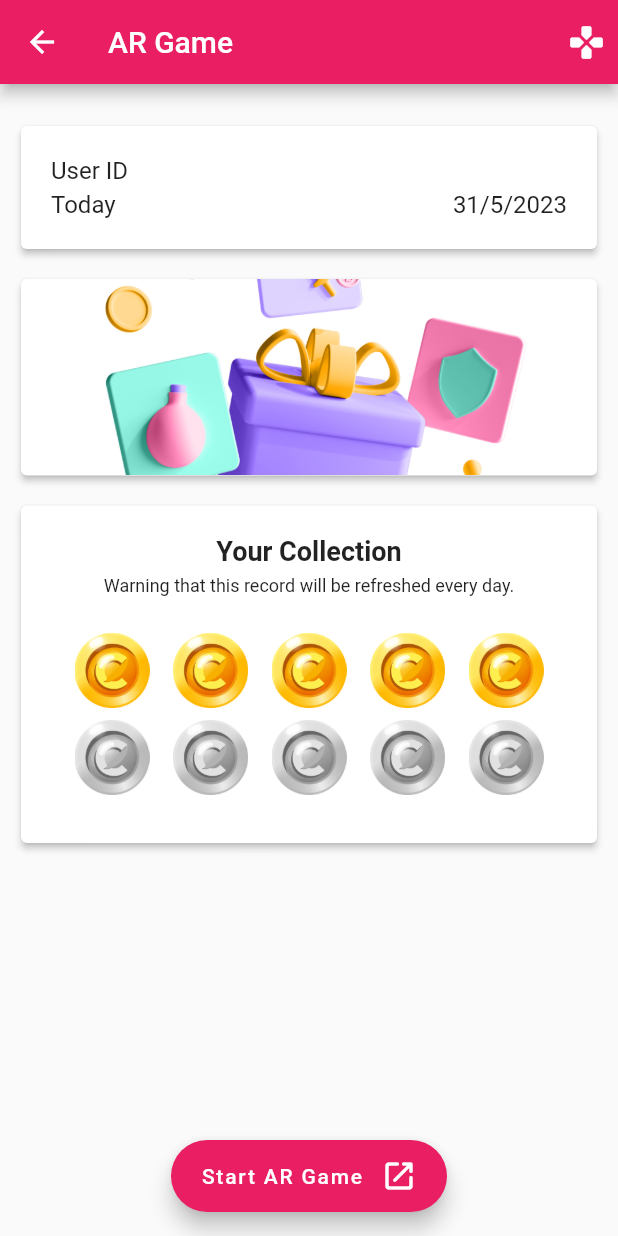
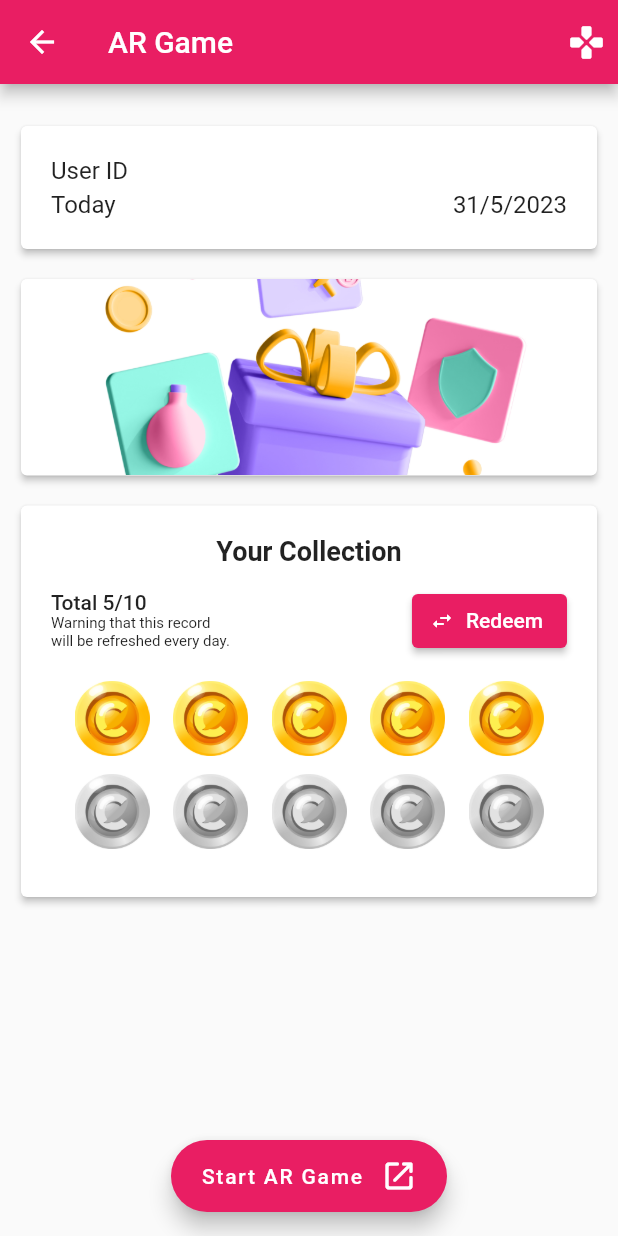
Before and after one commit to Graffity-Technologies/ctc-demo, a Flutter app: the ARScreen screen opened directly with empty values, on a phone screen of 412 x 824 dp. Run offline on Flutter 3.47's test engine with Material 2 defaults, Android fonts, the phone set to English and light mode, and no system bars; missing offline and left inert: dart:ffi, mobile_scanner.

Commit message:
update static coin

```diff
--- a/lib/ar/arScreen.dart
+++ b/lib/ar/arScreen.dart
@@ -99,15 +99,39 @@ class _ARScreenState extends State<ARScreen> {
                         fontWeight: FontWeight.w600,
                       ),
                     ),
-                    const Padding(padding: EdgeInsets.only(top: 6)),
-                    const Text(
-                      "Warning that this record will be refreshed every day.",
-                      style: TextStyle(
-                        fontSize: 12,
-                        fontWeight: FontWeight.w400,
-                      ),
+                    const Padding(padding: EdgeInsets.only(top: 12)),
+                    Row(
+                      mainAxisAlignment: MainAxisAlignment.spaceBetween,
+                      children: [
+                        Column(
+                          crossAxisAlignment: CrossAxisAlignment.start,
+                          children: const [
+                            Text(
+                              "Total 5/10",
+                              style: TextStyle(
+                                  fontSize: 14, fontWeight: FontWeight.w500),
+                            ),
+                            Text(
+                              "Warning that this record \nwill be refreshed every day.",
+                              maxLines: 2,
+                              style: TextStyle(
+                                fontSize: 10,
+                                fontWeight: FontWeight.w400,
+                              ),
+                            ),
+                          ],
+                        ),
+                        ElevatedButton.icon(
+                          onPressed: () {},
+                          icon: const Icon(
+                            Icons.swap_horiz_rounded,
+                            size: 16.0,
+                          ),
+                          label: const Text('Redeem'), // <-- Text
+                        ),
+                      ],
                     ),
-                    const Padding(padding: EdgeInsets.only(top: 24)),
+                    const Padding(padding: EdgeInsets.only(top: 16)),
                     Row(
                       mainAxisAlignment: MainAxisAlignment.spaceEvenly,
                       children: List.generate(
@@ -117,7 +141,7 @@ class _ARScreenState extends State<ARScreen> {
                         },
                       ),
                     ),
-                    const Padding(padding: EdgeInsets.only(top: 8)),
+                    const Padding(padding: EdgeInsets.only(top: 12)),
                     Row(
                       mainAxisAlignment: MainAxisAlignment.spaceEvenly,
                       children: List.generate(
```
